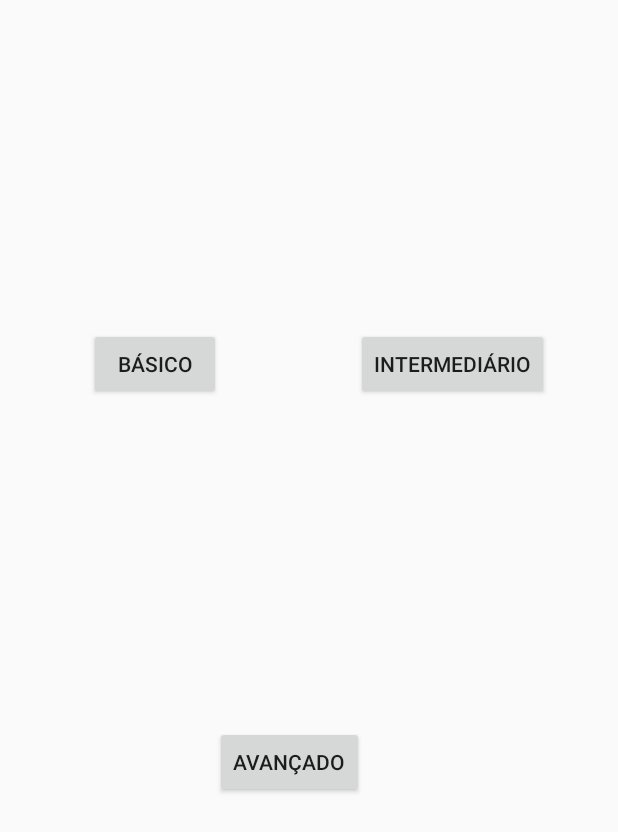
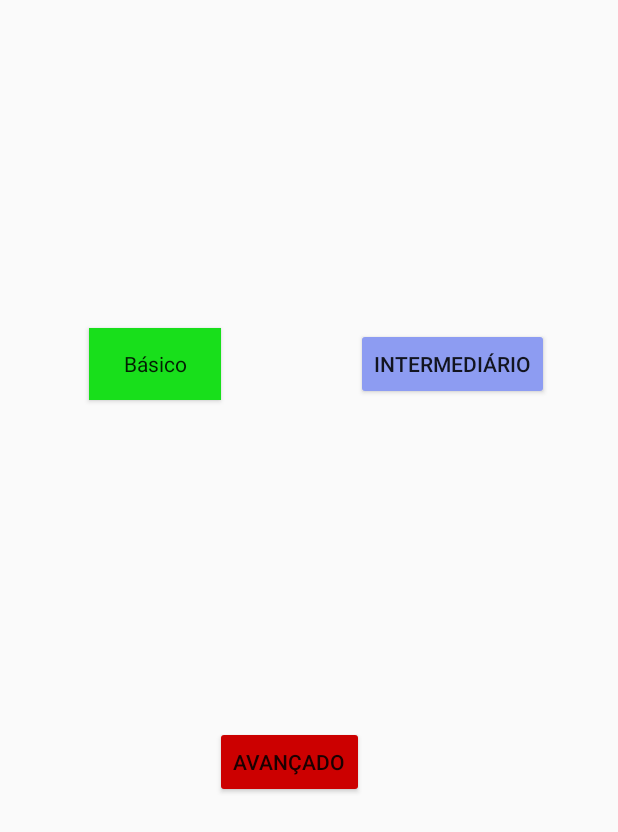
Before and after one commit to jvbeltra/JavaIsFun, an Android app: the screen it shows after launch (MainActivity), on a phone screen of 412 x 824 dp. Shown: the top 832 px of the screen. Run offline under Robolectric (Android 15) with nearby library versions, the phone set to English and light mode, and no system bars.

Commit message:
commit do alfred 3

```diff
--- a/app/src/main/res/layout/activity_main.xml
+++ b/app/src/main/res/layout/activity_main.xml
@@ -8,20 +8,23 @@
 
     <Button
         android:id="@+id/button"
+        style="@style/Widget.AppCompat.Button"
         android:layout_width="wrap_content"
         android:layout_height="wrap_content"
         android:layout_marginBottom="8dp"
         android:layout_marginLeft="8dp"
         android:layout_marginRight="8dp"
         android:layout_marginTop="8dp"
+        android:background="@color/colorPrimaryDark"
+        android:onClick="TelaBasica"
         android:text="Básico"
+        android:textAppearance="@style/TextAppearance.AppCompat"
         app:layout_constraintBottom_toBottomOf="parent"
         app:layout_constraintHorizontal_bias="0.167"
         app:layout_constraintLeft_toLeftOf="parent"
         app:layout_constraintRight_toRightOf="parent"
         app:layout_constraintTop_toTopOf="parent"
-        app:layout_constraintVertical_bias="0.277"
-        android:onClick="TelaBasica"/>
+        app:layout_constraintVertical_bias="0.277" />
 
     <Button
         android:id="@+id/button2"
@@ -31,14 +34,15 @@
         android:layout_marginLeft="8dp"
         android:layout_marginRight="8dp"
         android:layout_marginTop="8dp"
+        android:backgroundTint="@color/colorPrimary"
+        android:onClick="TelaIntermediaria"
         android:text="Intermediário"
         app:layout_constraintBottom_toBottomOf="parent"
+        app:layout_constraintHorizontal_bias="0.858"
         app:layout_constraintLeft_toLeftOf="parent"
         app:layout_constraintRight_toRightOf="parent"
         app:layout_constraintTop_toTopOf="parent"
-        app:layout_constraintHorizontal_bias="0.858"
-        app:layout_constraintVertical_bias="0.277"
-        android:onClick="TelaIntermediaria"/>
+        app:layout_constraintVertical_bias="0.277" />
 
     <Button
         android:id="@+id/button3"
@@ -48,13 +52,14 @@
         android:layout_marginLeft="8dp"
         android:layout_marginRight="8dp"
         android:layout_marginTop="8dp"
+        android:backgroundTint="@android:color/holo_red_dark"
+        android:onClick="TelaAvancada"
         android:text="Avançado"
         app:layout_constraintBottom_toBottomOf="parent"
         app:layout_constraintHorizontal_bias="0.457"
         app:layout_constraintLeft_toLeftOf="parent"
         app:layout_constraintRight_toRightOf="parent"
         app:layout_constraintTop_toTopOf="parent"
-        app:layout_constraintVertical_bias="0.626"
-        android:onClick="TelaAvancada"/>
+        app:layout_constraintVertical_bias="0.626" />
 
 </android.support.constraint.ConstraintLayout>
--- a/app/src/main/res/values/colors.xml
+++ b/app/src/main/res/values/colors.xml
@@ -1,6 +1,6 @@
 <?xml version="1.0" encoding="utf-8"?>
 <resources>
-    <color name="colorPrimary">#3F51B5</color>
-    <color name="colorPrimaryDark">#303F9F</color>
+    <color name="colorPrimary">#8d9cf2</color>
+    <color name="colorPrimaryDark">#18df1b</color>
     <color name="colorAccent">#FF4081</color>
 </resources>
```
